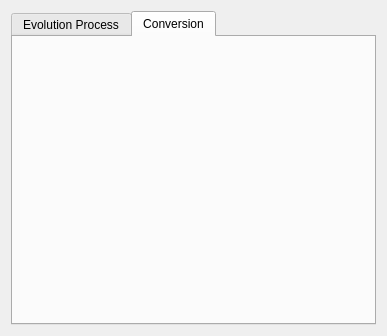
Old version of the form src/genelab/core/ui/widgets/experiments/workerctrl.ui in the repository GeneCraft/GeneCraft-Project.
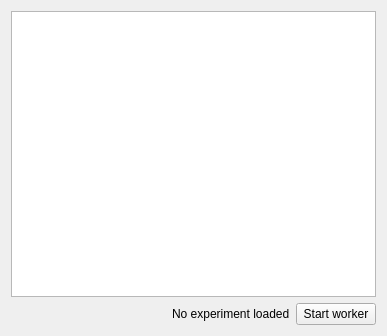
New version of the form.

```diff
--- a/src/genelab/core/ui/widgets/experiments/workerctrl.ui
+++ b/src/genelab/core/ui/widgets/experiments/workerctrl.ui
@@ -15,16 +15,6 @@
   </property>
   <layout class="QVBoxLayout" name="verticalLayout">
    <item>
-    <widget class="QTabWidget" name="tbWorkerType">
-     <property name="currentIndex">
-      <number>1</number>
-     </property>
-     <widget class="QWidget" name="tbSolutions">
-      <attribute name="title">
-       <string>Evolution Process</string>
-      </attribute>
-      <layout class="QVBoxLayout" name="verticalLayout_2">
-       <item>
         <widget class="QTextEdit" name="txtOut"/>
        </item>
        <item>
@@ -57,20 +47,6 @@
           </widget>
          </item>
         </layout>
-       </item>
-      </layout>
-     </widget>
-     <widget class="QWidget" name="tbConversion">
-      <attribute name="title">
-       <string>Conversion</string>
-      </attribute>
-      <layout class="QVBoxLayout" name="verticalLayout_3">
-       <property name="margin">
-        <number>0</number>
-       </property>
-      </layout>
-     </widget>
-    </widget>
    </item>
   </layout>
  </widget>
```
Lines whose indentation alone changed are shown as unchanged.
